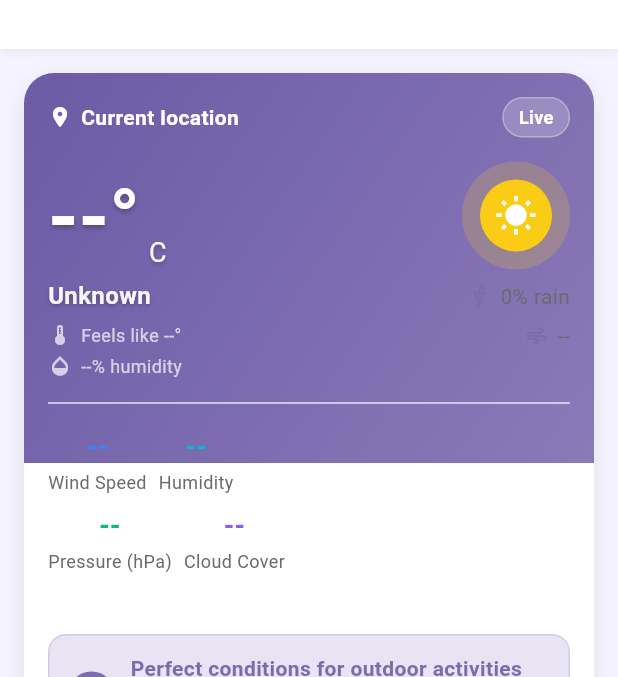
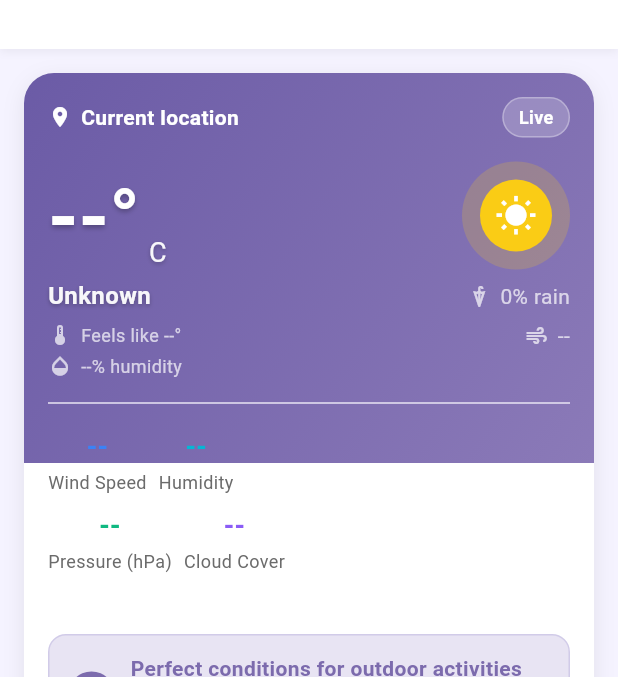
Before and after one commit to ROHANBAIJU/will_it_rain, a Flutter app: the MainTabs screen opened directly, on a phone screen of 412 x 824 dp, the part 71-748 px from its top. Run offline on Flutter 3.47's test engine with Material 3 defaults, Android fonts, the phone set to English and light mode, and no system bars; our stand-ins replace flutter_map, flutter_secure_storage, geolocator, google_sign_in, latlong2, lottie and 2 more; accounts and stored records are empty; network calls fail.

Commit message:
Update dashboard.dart

```diff
--- a/FRONTEND/lib/screens/dashboard.dart
+++ b/FRONTEND/lib/screens/dashboard.dart
@@ -937,12 +937,12 @@ class _HeroWeather extends StatelessWidget {
                                 Icon(
                                   Icons.umbrella,
                                   size: 16,
-                                  color: condition.contains('rain') ? const Color(0xFF1976D2) : const Color(0xFF7C6BAD),
+                                  color: Colors.white70,
                                 ),
                                 const SizedBox(width: 6),
                                 Text(
                                   '${rainProb == '--' ? '0' : rainProb}% rain',
-                                  style: const TextStyle(color: Color(0xFF6B6B6B)),
+                                  style: const TextStyle(color: Colors.white70),
                                 ),
                               ],
                             ),
@@ -953,12 +953,12 @@ class _HeroWeather extends StatelessWidget {
                                 const Icon(
                                   Icons.air,
                                   size: 16,
-                                  color: Color(0xFF7C6BAD),
+                                  color: Colors.white70,
                                 ),
                                 const SizedBox(width: 6),
                                 Text(
                                   wind == '--' ? '--' : '$wind km/h',
-                                  style: const TextStyle(color: Color(0xFF6B6B6B)),
+                                  style: const TextStyle(color: Colors.white70),
                                 ),
                               ],
                             ),
```
